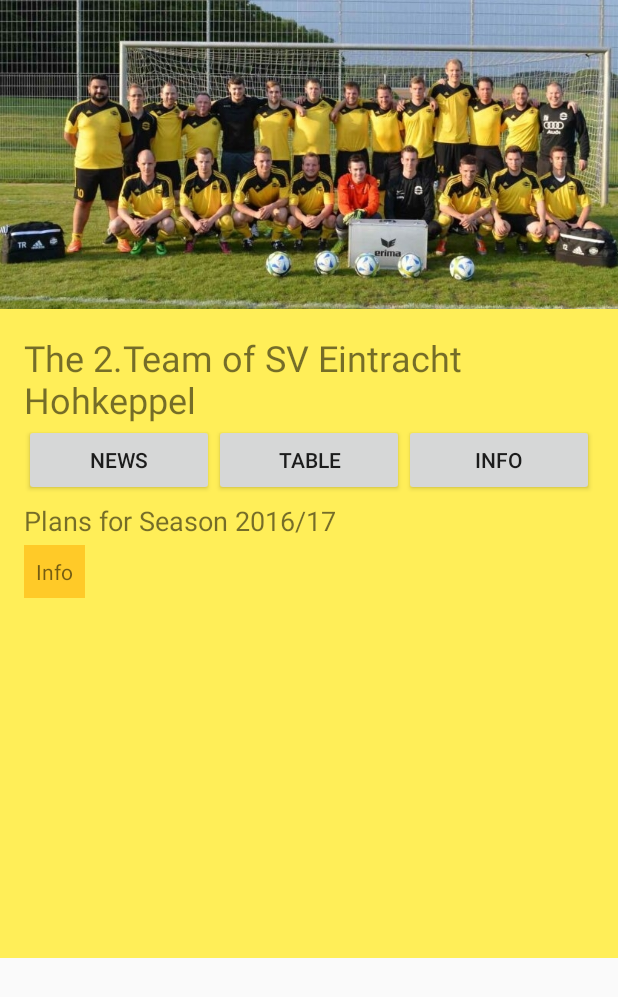
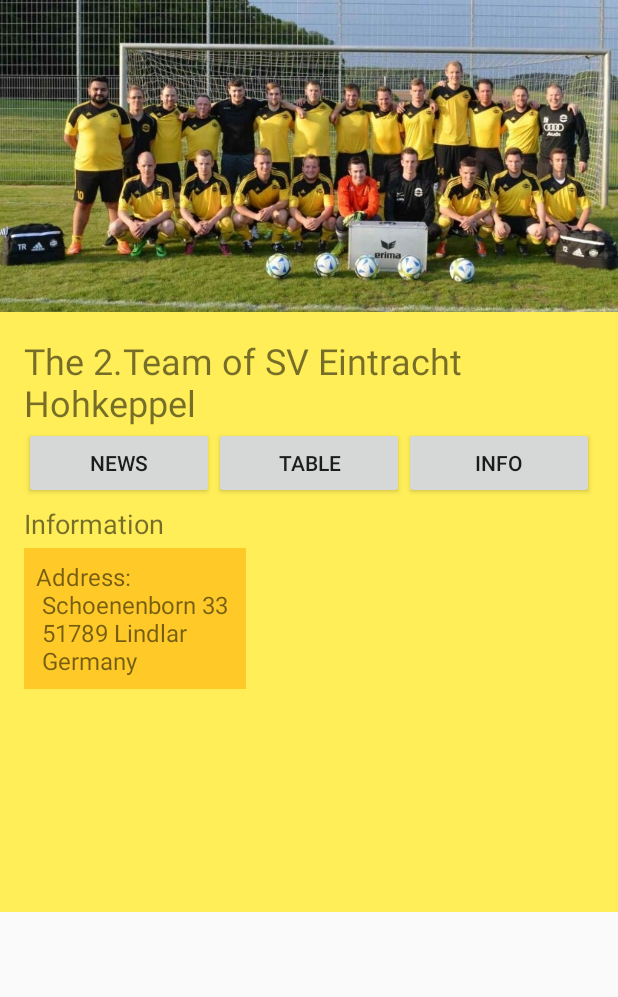
Before and after one commit to RL710/Football-Team, an Android app: the screen it shows after launch (MainActivity), after a tap on "INFO", on a phone screen of 412 x 824 dp. Shown: the top 997 px of the screen. Run offline under Robolectric (Android 15) with nearby library versions, the phone set to English and light mode, and no system bars; 2 other taps on this screen came first.

Commit message:
+Bugfixes +Adding Address-Text

```diff
--- a/app/src/main/java/com/example/android/sveteam/MainActivity.java
+++ b/app/src/main/java/com/example/android/sveteam/MainActivity.java
@@ -41,11 +41,14 @@ public class MainActivity extends AppCompatActivity {
     }
 
     public void changeToNews(View view) {
-        scalePic();
-        scaleLayout();
+//        scalePic();
+//        scaleLayout();
         makeNewsVisible(true);
         makeInfoVisible(false);
         makeTableVisible(false);
+
+        TextView textView = (TextView) findViewById(R.id.textview_header2);
+        textView.setText(getString(R.string.headerContentNews));
 
     }
 
@@ -53,12 +56,16 @@ public class MainActivity extends AppCompatActivity {
         makeTableVisible(true);
         makeInfoVisible(false);
         makeNewsVisible(false);
+        TextView textView = (TextView) findViewById(R.id.textview_header2);
+        textView.setText(getString(R.string.headerContentTable));
     }
 
     public void changeToInfo(View view) {
         makeNewsVisible(false);
         makeInfoVisible(true);
         makeTableVisible(false);
+        TextView textView = (TextView) findViewById(R.id.textview_header2);
+        textView.setText(getString(R.string.headerContentInfo));
     }
 
     //visibility of content
--- a/app/src/main/res/layout/activity_main.xml
+++ b/app/src/main/res/layout/activity_main.xml
@@ -13,7 +13,8 @@
 
         <ImageView
             android:id="@+id/lable_pic"
-            style="@style/lablePicture"
+            android:src="@drawable/zweite"
+            style="@style/pictures"
             android:layout_width="match_parent"
             android:layout_height="0dp"
             android:layout_weight="0.35"
@@ -24,8 +25,8 @@
             style="@style/content_layout"
             android:layout_width="match_parent"
             android:layout_height="0dp"
+            android:minHeight="400dp"
             android:layout_weight=".65"
-            android:layout_gravity="fill_vertical"
             >
 
             <TextView
@@ -70,6 +71,7 @@
                 android:orientation="vertical">
 
                 <TextView
+                    android:id="@+id/textview_header2"
                     style="@style/header2"
                     android:layout_width="wrap_content"
                     android:layout_height="wrap_content"
@@ -101,7 +103,7 @@
                     android:layout_width="wrap_content"
                     android:layout_height="wrap_content"
                     android:src="@drawable/table"
-
+                    style="@style/pictures"
                     android:visibility="gone"
                     />
                 </RelativeLayout>
--- a/app/src/main/res/values/dimens.xml
+++ b/app/src/main/res/values/dimens.xml
@@ -3,6 +3,9 @@
     <dimen name="activity_horizontal_margin">16dp</dimen>
     <dimen name="activity_vertical_margin">16dp</dimen>
     <dimen name="StandardMargin">16dp</dimen>
+
+    <!--TextSizes-->
+    <dimen name="TextSizeContent">16sp</dimen>
     <dimen name="TextSizeHeader2">18sp</dimen>
     <dimen name="TextSizeHeader">24sp</dimen>
 </resources>
--- a/app/src/main/res/values/strings.xml
+++ b/app/src/main/res/values/strings.xml
@@ -4,10 +4,10 @@
 
     <!--ContentArea-->
     <string name="contentNews">"This season we are trying to win the league. It is winter break now and we have the lead at the moment. However, the season is not over yet."</string>
-    <string name="contentInfo">Info</string>
+    <string name="contentInfo">Address:\n   Schoenenborn 33 \n   51789 Lindlar \n    Germany</string>
 
     <!--Subtitle-->
-    <string name="headerContent">Plans for Season 2016/17</string>
+    <string name="headerContentNews">Plans for Season 2016/17</string>
     <string name="headerContentTable">Table</string>
     <string name="headerContentInfo">Information</string>
 
--- a/app/src/main/res/values/styles.xml
+++ b/app/src/main/res/values/styles.xml
@@ -14,6 +14,7 @@
         <item name="android:background">@color/backGround</item>
     </style>
 
+    <!--TextView Styles-->
     <style name="header">
         <item name="android:layout_marginTop">@dimen/StandardMargin</item>
         <item name="android:textSize">@dimen/TextSizeHeader</item>
@@ -21,7 +22,7 @@
     </style>
     <style name="header2">
         <item name="android:textSize">@dimen/TextSizeHeader2</item>
-        <item name="android:text">@string/headerContent</item>
+        <item name="android:text">@string/headerContentNews</item>
         <item name="android:layout_marginTop">4dp</item>
     </style>
     <style name="content">
@@ -29,21 +30,21 @@
         <item name="android:background">@color/contentBackground</item>
         <item name="android:padding">8dp</item>
         <item name="android:visibility">visible</item>
+        <item name="android:textSize">@dimen/TextSizeContent</item>
     </style>
+
+
     <style name="buttonContentSwitcher">
         <item name="android:layout_weight">1</item>
+        <item name="android:layout_alignParentTop">true</item>
 
     </style>
 
 <!--Pictures-->
-    <style name="lablePicture">
-        <item name="android:src">@drawable/zweite</item>
+    <style name="pictures">
         <item name="android:scaleType">centerCrop</item>
         <item name="android:adjustViewBounds">true</item>
     </style>
-    <style name="tablePicture">
-        <item name="android:src">@drawable/table</item>
-        <item name="android:scaleType">centerCrop</item>
-    </style>
+
 
 </resources>
```
